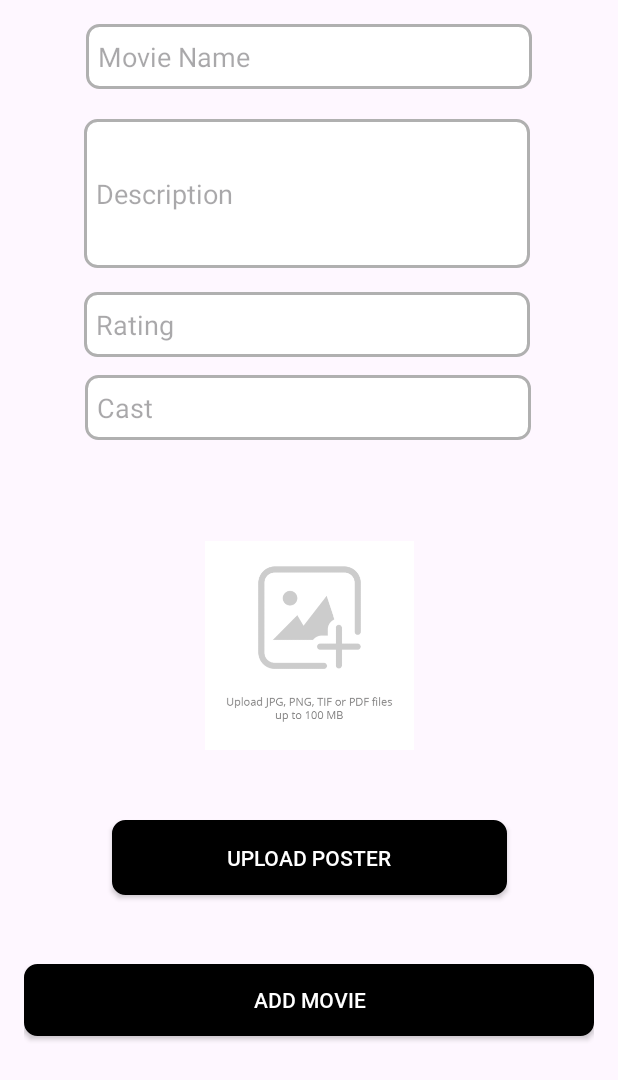
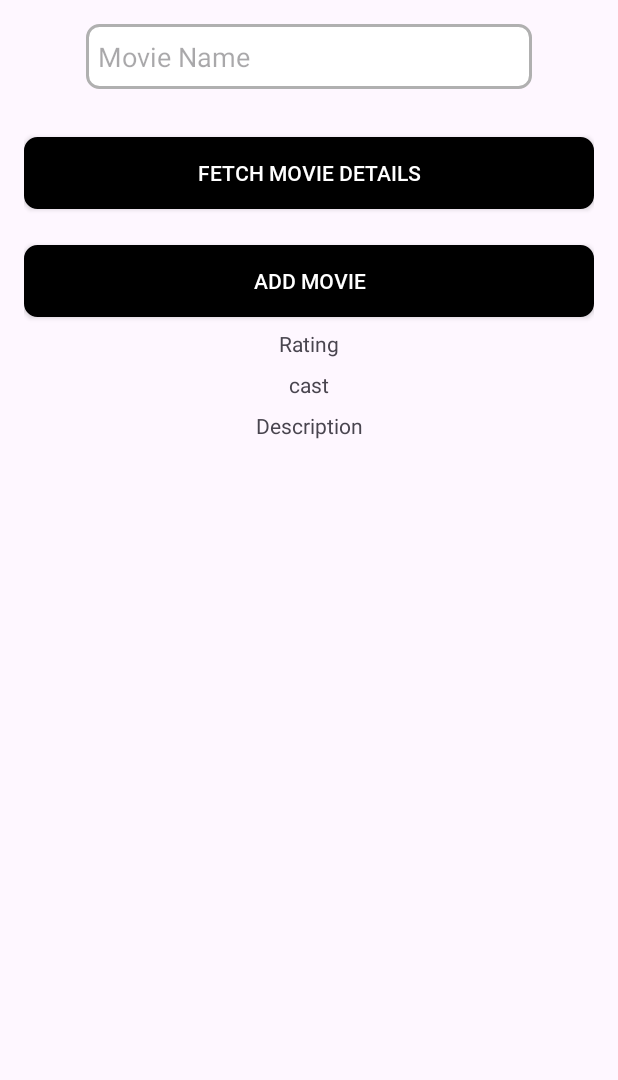
Before and after one commit to amittkunwar/Bookmyshow, an Android app: the AddMovieActivity screen opened directly, with no data from a screen before it, on a phone screen of 412 x 824 dp. Shown: the top 1080 px of the screen. Run offline under Robolectric (Android 15) with nearby library versions, the phone set to English and light mode, and no system bars; our stand-ins replace Firebase (no records; nobody signed in at launch, a user with empty details on screens opened directly).

Commit message:
Fetched Movie Data Successfully

```diff
--- a/app/build.gradle
+++ b/app/build.gradle
@@ -52,5 +52,9 @@ dependencies {
     implementation 'com.github.bumptech.glide:glide:4.15.1'
     annotationProcessor 'com.github.bumptech.glide:compiler:4.15.1'
 
+    implementation "com.squareup.retrofit2:retrofit:2.9.0"
+    implementation "com.squareup.retrofit2:converter-gson:2.9.0"
+    implementation "com.squareup.okhttp3:logging-interceptor:4.11.0"
+
 
 }
--- a/app/src/main/java/com/example/bookmyshow/AddMovieActivity.java
+++ b/app/src/main/java/com/example/bookmyshow/AddMovieActivity.java
@@ -1,30 +1,36 @@
 package com.example.bookmyshow;
 
-import android.app.Activity;
-import android.content.Intent;
-import android.net.Uri;
 import android.os.Bundle;
 import android.widget.Button;
 import android.widget.EditText;
 import android.widget.ImageView;
+import android.widget.TextView;
 import android.widget.Toast;
+import android.util.Log;
 
 import androidx.appcompat.app.AppCompatActivity;
 
+import com.example.bookmyshow.Models.Movie;
+import com.example.bookmyshow.Models.MovieDetails;
+import com.example.bookmyshow.api.OMDBService;
+import com.example.bookmyshow.api.RetrofitInstance;
 import com.google.firebase.firestore.FirebaseFirestore;
-import com.google.firebase.storage.FirebaseStorage;
-import com.google.firebase.storage.StorageReference;
+
+import retrofit2.Call;
+import retrofit2.Callback;
+import retrofit2.Response;
+import retrofit2.Retrofit;
 
 public class AddMovieActivity extends AppCompatActivity {
 
-    private static final int PICK_IMAGE_REQUEST = 1;
-
-    private EditText movieNameEditText, movieDescriptionEditText, movieRatingEditText, movieCastEditText;
-    private Button addMovieButton, uploadPosterButton;
-    private ImageView moviePosterImageView;
-
-    private Uri imageUri; // To store the selected image URI
-    private String posterUrl = ""; // To store the uploaded image URL
+    private EditText movieNameEditText;
+    private Button addMovieButton;
+    private Button fetchMovieDetails;
+    private String posterUrl = "";
+    private String rating, description, cast;
+    private Movie movie;
+    private TextView MovieRating , MoviesCast , MoviesDescription ;
+    private ImageView MoviePoster ;
 
     @Override
     protected void onCreate(Bundle savedInstanceState) {
@@ -33,78 +39,103 @@ public class AddMovieActivity extends AppCompatActivity {
 
         // Initialize Views
         movieNameEditText = findViewById(R.id.movie_name_edit_text);
-        movieDescriptionEditText = findViewById(R.id.movie_description_edit_text);
-        movieRatingEditText = findViewById(R.id.movie_rating_edit_text);
-        movieCastEditText = findViewById(R.id.movie_cast_edit_text);
-        moviePosterImageView = findViewById(R.id.movie_poster_image_view);
         addMovieButton = findViewById(R.id.add_movie_button);
-        uploadPosterButton = findViewById(R.id.upload_poster_button);
+        fetchMovieDetails = findViewById(R.id.fetch_details);
+        MovieRating = findViewById(R.id.imdbRating);
+        MoviesDescription=findViewById(R.id.Plot);
+        MoviesCast =findViewById(R.id.Cast);
 
-        // Handle upload poster button click
-        uploadPosterButton.setOnClickListener(v -> openFileChooser());
+
+        // Handle fetch movie details button click
+        fetchMovieDetails.setOnClickListener(v -> {
+            String movieName = movieNameEditText.getText().toString().trim();
+            if (movieName.isEmpty()) {
+                Toast.makeText(AddMovieActivity.this, "Please enter the movie name", Toast.LENGTH_SHORT).show();
+                return;
+            }
+
+            fetchMovieDetails(movieName);
+        });
 
         // Handle add movie button click
         addMovieButton.setOnClickListener(v -> {
-            String movieName = movieNameEditText.getText().toString().trim();
-            String description = movieDescriptionEditText.getText().toString().trim();
-            String rating = movieRatingEditText.getText().toString().trim();
-            String cast = movieCastEditText.getText().toString().trim();
-
-            if (movieName.isEmpty() || description.isEmpty() || rating.isEmpty() || cast.isEmpty() || posterUrl.isEmpty()) {
-                Toast.makeText(AddMovieActivity.this, "Please fill all fields and upload a poster", Toast.LENGTH_SHORT).show();
-                return;
+            if (movie != null) {
+                saveMovieToFirebase(movie);
+            } else {
+                Toast.makeText(AddMovieActivity.this, "Please fetch movie details first", Toast.LENGTH_SHORT).show();
             }
-
-            // Create a Movie object
-            Movie movie = new Movie(movieName, description, rating, cast, posterUrl);
-
-            // Save the movie to Firebase Firestore
-            saveMovieToFirebase(movie);
         });
     }
 
-    private void openFileChooser() {
-        Intent intent = new Intent(Intent.ACTION_GET_CONTENT);
-        intent.setType("image/*");
-        startActivityForResult(intent, PICK_IMAGE_REQUEST);
-    }
+    private void fetchMovieDetails(String movieName) {
+        Log.d("AddMovieActivity", "Fetching details for movie: " + movieName);
 
-    @Override
-    protected void onActivityResult(int requestCode, int resultCode, Intent data) {
-        super.onActivityResult(requestCode, resultCode, data);
-        if (requestCode == PICK_IMAGE_REQUEST && resultCode == Activity.RESULT_OK && data != null && data.getData() != null) {
-            imageUri = data.getData();
-            moviePosterImageView.setImageURI(imageUri); // Display selected image
-            uploadPosterToFirebase();
-        }
-    }
+        Retrofit retrofit = RetrofitInstance.getRetrofitInstance();
+        OMDBService service = retrofit.create(OMDBService.class);
+        Call<MovieDetails> call = service.getMovieDetails(movieName, "9f8c09cf"); // Ensure API key is correct
 
-    private void uploadPosterToFirebase() {
-        if (imageUri != null) {
-            FirebaseStorage storage = FirebaseStorage.getInstance();
-            StorageReference storageReference = storage.getReference("movie_posters/" + System.currentTimeMillis() + ".jpg");
+        call.enqueue(new Callback<MovieDetails>() {
+            @Override
+            public void onResponse(Call<MovieDetails> call, Response<MovieDetails> response) {
+                if (response.isSuccessful() && response.body() != null) {
+                    MovieDetails movieDetails = response.body();
 
-            storageReference.putFile(imageUri)
-                    .addOnSuccessListener(taskSnapshot -> storageReference.getDownloadUrl()
-                            .addOnSuccessListener(uri -> {
-                                posterUrl = uri.toString(); // Save the URL for later use
-                                Toast.makeText(AddMovieActivity.this, "Poster Uploaded", Toast.LENGTH_SHORT).show();
-                            }))
-                    .addOnFailureListener(e -> Toast.makeText(AddMovieActivity.this, "Failed to upload image", Toast.LENGTH_SHORT).show());
-        } else {
-            Toast.makeText(this, "No image selected", Toast.LENGTH_SHORT).show();
-        }
+                    // Log the response data
+                    Log.d("AddMovieActivity", "Movie details fetched successfully:");
+                    Log.d("AddMovieActivity", "Rating: " + movieDetails.getImdbRating());
+                    Log.d("AddMovieActivity", "Description: " + movieDetails.getPlot());
+                    Log.d("AddMovieActivity", "Cast: " + movieDetails.getActors());
+                    Log.d("AddMovieActivity", "Poster URL: " + movieDetails.getPoster());
+
+
+
+
+                    rating = movieDetails.getImdbRating();
+                    description = movieDetails.getPlot();
+                    cast = movieDetails.getActors();
+                    posterUrl = movieDetails.getPoster();
+                    MovieRating.setText(rating);
+                    MoviesDescription.setText(description);
+                    MoviesCast.setText(cast);
+
+String name = movieName.toString();
+                    // Create Movie object with the fetched details
+
+                    movie = new Movie(name, description, rating, cast, posterUrl);
+
+                    // Show success message
+                    Toast.makeText(AddMovieActivity.this, "Movie details fetched successfully", Toast.LENGTH_SHORT).show();
+                } else {
+                    Log.e("AddMovieActivity", "Error fetching movie details: " + response.message());
+                    Toast.makeText(AddMovieActivity.this, "Error fetching movie details", Toast.LENGTH_SHORT).show();
+                }
+            }
+
+            @Override
+            public void onFailure(Call<MovieDetails> call, Throwable t) {
+                // Log the error for debugging
+                Log.e("AddMovieActivity", "Failed to fetch movie details: " + t.getMessage());
+                Toast.makeText(AddMovieActivity.this, "Failed to fetch movie details", Toast.LENGTH_SHORT).show();
+            }
+        });
     }
 
     private void saveMovieToFirebase(Movie movie) {
+
+
         FirebaseFirestore db = FirebaseFirestore.getInstance();
 
+        // Save the movie to Firebase Firestore
         db.collection("movies")
-                .add(movie) // Save the movie object directly
+                .add(movie) // Add movie object directly
                 .addOnSuccessListener(documentReference -> {
+                    Log.d("AddMovieActivity", "Movie added to Firebase successfully");
                     Toast.makeText(AddMovieActivity.this, "Movie Added", Toast.LENGTH_SHORT).show();
                     finish(); // Close the activity
                 })
-                .addOnFailureListener(e -> Toast.makeText(AddMovieActivity.this, "Error adding movie: " + e.getMessage(), Toast.LENGTH_SHORT).show());
+                .addOnFailureListener(e -> {
+                    Log.e("AddMovieActivity", "Error adding movie to Firebase: " + e.getMessage());
+                    Toast.makeText(AddMovieActivity.this, "Error adding movie: " + e.getMessage(), Toast.LENGTH_SHORT).show();
+                });
     }
 }
--- a/app/src/main/java/com/example/bookmyshow/SeatSelectionActivity.java
+++ b/app/src/main/java/com/example/bookmyshow/SeatSelectionActivity.java
@@ -41,19 +41,19 @@ public class SeatSelectionActivity extends AppCompatActivity {
         theaterPrices1.put("PVR Cinemas", 200);
         theaterPrices1.put("Inox", 180);
         theaterPrices1.put("Carnival Cinemas", 210);
-        MOVIE_PRICES.put("The Sabaramati Report", theaterPrices1);
+        MOVIE_PRICES.put("Transformers", theaterPrices1);
 
         Map<String, Integer> theaterPrices2 = new HashMap<>();
         theaterPrices2.put("PVR Cinemas", 250);
         theaterPrices2.put("Inox", 230);
         theaterPrices2.put("Carnival Cinemas", 250);
-        MOVIE_PRICES.put("Singham Again", theaterPrices2);
+        MOVIE_PRICES.put("Inception", theaterPrices2);
 
         Map<String, Integer> theaterPrices3 = new HashMap<>();
         theaterPrices3.put("PVR Cinemas", 300);
         theaterPrices3.put("Inox", 280);
         theaterPrices3.put("Carnival Cinemas", 270);
-        MOVIE_PRICES.put("Bhool Bhulaiyaa 3", theaterPrices3);
+        MOVIE_PRICES.put("Dangal", theaterPrices3);
     }
 
     @Override
--- a/app/src/main/java/com/example/bookmyshow/api/OMDBService.java
+++ b/app/src/main/java/com/example/bookmyshow/api/OMDBService.java
@@ -1,16 +1,20 @@
 package com.example.bookmyshow.api;
 
-import com.example.bookmyshow.Models.MovieResponse;
+import com.example.bookmyshow.Models.MovieDetails;
 
 import retrofit2.Call;
 import retrofit2.http.GET;
 import retrofit2.http.Query;
 
-public interface TMDBService {
-    @GET("movie/popular")
-    Call<MovieResponse> getPopularMovies(
-            @Query("api_key") String apiKey,
-            @Query("language") String language,
-            @Query("page") int page
+
+
+
+public interface OMDBService {
+    @GET("/")
+    Call<MovieDetails> getMovieDetails(
+            @Query("t")
+            String movieName,
+            @Query("apikey")
+            String apiKey
     );
 }
--- a/app/src/main/res/layout/activity_add_movie.xml
+++ b/app/src/main/res/layout/activity_add_movie.xml
@@ -19,70 +19,62 @@
         tools:ignore="MissingConstraints"
         tools:layout_editor_absoluteY="16dp" />
 
-    <EditText
-        android:id="@+id/movie_description_edit_text"
-        android:layout_width="297dp"
-        android:layout_height="99dp"
-        android:layout_marginTop="20dp"
-        android:background="@drawable/edittext_background"
-        android:hint="Description"
-        android:padding="8dp"
-        app:layout_constraintEnd_toEndOf="parent"
-        app:layout_constraintHorizontal_bias="0.482"
-        app:layout_constraintStart_toStartOf="parent"
-        app:layout_constraintTop_toBottomOf="@id/movie_name_edit_text" />
+<!--    <EditText-->
+<!--        android:id="@+id/movie_description_edit_text"-->
+<!--        android:layout_width="297dp"-->
+<!--        android:layout_height="99dp"-->
+<!--        android:layout_marginTop="20dp"-->
+<!--        android:background="@drawable/edittext_background"-->
+<!--        android:hint="Description"-->
+<!--        android:padding="8dp"-->
+<!--        app:layout_constraintEnd_toEndOf="parent"-->
+<!--        app:layout_constraintHorizontal_bias="0.482"-->
+<!--        app:layout_constraintStart_toStartOf="parent"-->
+<!--        app:layout_constraintTop_toBottomOf="@id/movie_name_edit_text" />-->
 
-    <EditText
-        android:id="@+id/movie_rating_edit_text"
-        android:layout_width="297dp"
-        android:layout_height="43dp"
-        android:layout_marginTop="16dp"
-        android:background="@drawable/edittext_background"
-        android:hint="Rating"
-        android:padding="8dp"
-        app:layout_constraintEnd_toEndOf="parent"
-        app:layout_constraintHorizontal_bias="0.486"
-        app:layout_constraintStart_toStartOf="parent"
-        app:layout_constraintTop_toBottomOf="@id/movie_description_edit_text" />
+<!--    <EditText-->
+<!--        android:id="@+id/movie_rating_edit_text"-->
+<!--        android:layout_width="297dp"-->
+<!--        android:layout_height="43dp"-->
+<!--        android:layout_marginTop="16dp"-->
+<!--        android:background="@drawable/edittext_background"-->
+<!--        android:hint="Rating"-->
+<!--        android:padding="8dp"-->
+<!--        app:layout_constraintEnd_toEndOf="parent"-->
+<!--        app:layout_constraintHorizontal_bias="0.486"-->
+<!--        app:layout_constraintStart_toStartOf="parent"-->
+<!--        app:layout_constraintTop_toBottomOf="@id/movie_description_edit_text" />-->
 
-    <EditText
-        android:id="@+id/movie_cast_edit_text"
-        android:layout_width="297dp"
-        android:layout_height="43dp"
-        android:layout_marginTop="12dp"
-        android:background="@drawable/edittext_background"
-        android:hint="Cast"
-        android:padding="8dp"
-        app:layout_constraintEnd_toEndOf="parent"
-        app:layout_constraintHorizontal_bias="0.495"
-        app:layout_constraintStart_toStartOf="parent"
-        app:layout_constraintTop_toBottomOf="@id/movie_rating_edit_text" />
-
-    <ImageView
-        android:id="@+id/movie_poster_image_view"
-        android:layout_width="139dp"
-        android:layout_height="217dp"
-        android:layout_marginTop="28dp"
-        android:contentDescription="Movie Poster"
-        android:src="@drawable/file_placeholder"
-        app:layout_constraintEnd_toEndOf="parent"
-        app:layout_constraintStart_toStartOf="parent"
-        app:layout_constraintTop_toBottomOf="@id/movie_cast_edit_text" />
+<!--    <EditText-->
+<!--        android:id="@+id/movie_cast_edit_text"-->
+<!--        android:layout_width="297dp"-->
+<!--        android:layout_height="43dp"-->
+<!--        android:layout_marginTop="12dp"-->
+<!--        android:background="@drawable/edittext_background"-->
+<!--        android:hint="Cast"-->
+<!--        android:padding="8dp"-->
+<!--        app:layout_constraintEnd_toEndOf="parent"-->
+<!--        app:layout_constraintHorizontal_bias="0.495"-->
+<!--        app:layout_constraintStart_toStartOf="parent"-->
+<!--        app:layout_constraintTop_toBottomOf="@id/movie_rating_edit_text" />-->
 
     <androidx.appcompat.widget.AppCompatButton
-        android:id="@+id/upload_poster_button"
-        android:layout_width="263dp"
-        android:layout_height="50dp"
-        android:layout_marginTop="8dp"
+        android:id="@+id/fetch_details"
+        android:layout_width="0dp"
+        android:layout_height="wrap_content"
+        android:layout_marginTop="104dp"
         android:background="@drawable/edittext_background"
         android:backgroundTint="@color/black"
         android:fontFamily="@font/robo"
-        android:text="Upload Poster"
-
+        android:text="Fetch Movie Details"
         android:textColor="#ffffff"
         app:layout_constraintEnd_toEndOf="parent"
-        app:layout_constraintStart_toStartOf="parent"
-        app:layout_constraintTop_toBottomOf="@id/movie_poster_image_view" />
+        android:layout_marginBottom="24dp"
+       app:layout_constraintStart_toStartOf="parent"
+        app:layout_constraintBottom_toTopOf="@id/add_movie_button"
+        />
+
+
 
 
     <androidx.appcompat.widget.AppCompatButton
@@ -98,6 +90,48 @@
         app:layout_constraintEnd_toEndOf="parent"
         app:layout_constraintHorizontal_bias="0.0"
         app:layout_constraintStart_toStartOf="parent"
-        app:layout_constraintTop_toBottomOf="@id/movie_poster_image_view" />
+        app:layout_constraintTop_toBottomOf="@id/movie_name_edit_text" />
+
+
+
+
+
+    <TextView
+        android:id="@+id/imdbRating"
+        android:layout_width="wrap_content"
+        android:layout_height="wrap_content"
+        android:layout_marginTop="8dp"
+        android:text="Rating"
+        app:layout_constraintStart_toStartOf="parent"
+        app:layout_constraintTop_toBottomOf="@id/add_movie_button"
+        app:layout_constraintEnd_toEndOf="parent"/>
+    <TextView
+        android:id="@+id/Cast"
+        android:layout_width="wrap_content"
+        android:layout_height="wrap_content"
+        android:layout_marginTop="8dp"
+        android:text="cast"
+        app:layout_constraintStart_toStartOf="parent"
+        app:layout_constraintTop_toBottomOf="@id/imdbRating"
+        app:layout_constraintEnd_toEndOf="parent"/>
+
+    <TextView
+        android:id="@+id/Plot"
+        android:layout_width="wrap_content"
+        android:layout_height="wrap_content"
+        android:layout_marginTop="8dp"
+        android:text="Description"
+        app:layout_constraintStart_toStartOf="parent"
+        app:layout_constraintTop_toBottomOf="@id/Cast"
+        app:layout_constraintEnd_toEndOf="parent"/>
+    <ImageView
+        android:id="@+id/poster"
+        android:layout_width="200dp"
+        android:layout_height="200dp"
+        android:layout_marginTop="8dp"
+        app:layout_constraintTop_toBottomOf="@id/Plot"
+        app:layout_constraintStart_toStartOf="parent"
+        app:layout_constraintEnd_toEndOf="parent"/>
+
 
 </androidx.constraintlayout.widget.ConstraintLayout>
```
Also changed, not shown: app/src/main/java/com/example/bookmyshow/Models/Movie.java (added, +78 -0 lines), app/src/main/java/com/example/bookmyshow/Models/MovieDetails.java (+242 -0 lines), app/src/main/java/com/example/bookmyshow/api/RetrofitInstance.java (+20 -0 lines).
